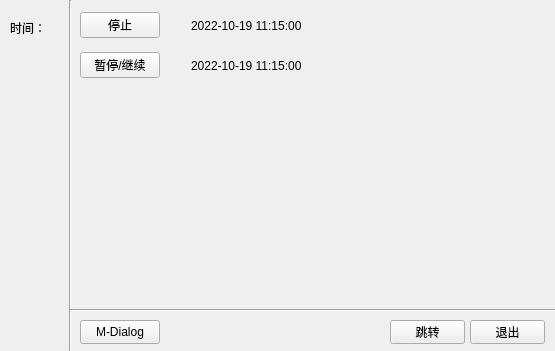
Qt form mainwindow.ui (Lil-El/QT) before a commit.
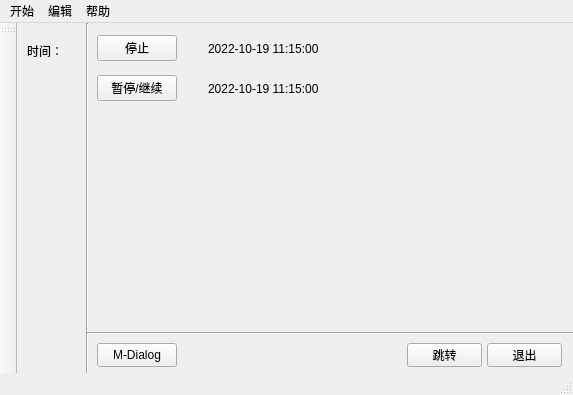
The same form after that commit.

Commit message: create menu bar and status bar, connect action

```diff
--- a/mainwindow.ui
+++ b/mainwindow.ui
@@ -6,8 +6,8 @@
    <rect>
     <x>0</x>
     <y>0</y>
-    <width>555</width>
-    <height>351</height>
+    <width>573</width>
+    <height>395</height>
    </rect>
   </property>
   <property name="windowTitle">
@@ -198,6 +198,65 @@
     </property>
    </widget>
   </widget>
+  <widget class="QToolBar" name="toolBar">
+   <property name="windowTitle">
+    <string>toolBar</string>
+   </property>
+   <property name="allowedAreas">
+    <set>Qt::LeftToolBarArea</set>
+   </property>
+   <property name="floatable">
+    <bool>false</bool>
+   </property>
+   <attribute name="toolBarArea">
+    <enum>LeftToolBarArea</enum>
+   </attribute>
+   <attribute name="toolBarBreak">
+    <bool>false</bool>
+   </attribute>
+  </widget>
+  <widget class="QMenuBar" name="menuBar">
+   <property name="geometry">
+    <rect>
+     <x>0</x>
+     <y>0</y>
+     <width>573</width>
+     <height>21</height>
+    </rect>
+   </property>
+   <widget class="QMenu" name="startMenu">
+    <property name="title">
+     <string>开始</string>
+    </property>
+   </widget>
+   <widget class="QMenu" name="menu_2">
+    <property name="title">
+     <string>编辑</string>
+    </property>
+    <addaction name="Hello"/>
+   </widget>
+   <widget class="QMenu" name="menu_3">
+    <property name="cursor">
+     <cursorShape>PointingHandCursor</cursorShape>
+    </property>
+    <property name="toolTip">
+     <string>HELP</string>
+    </property>
+    <property name="statusTip">
+     <string>help!!!</string>
+    </property>
+    <property name="title">
+     <string>帮助</string>
+    </property>
+    <property name="toolTipsVisible">
+     <bool>true</bool>
+    </property>
+   </widget>
+   <addaction name="startMenu"/>
+   <addaction name="menu_2"/>
+   <addaction name="menu_3"/>
+  </widget>
+  <widget class="QStatusBar" name="statusBar"/>
   <action name="actionkaishi">
    <property name="text">
     <string>kaishi </string>
```
Left out of the diff: 14 changed lines with no effect on the pictures. The commit also changes 2 other files.
